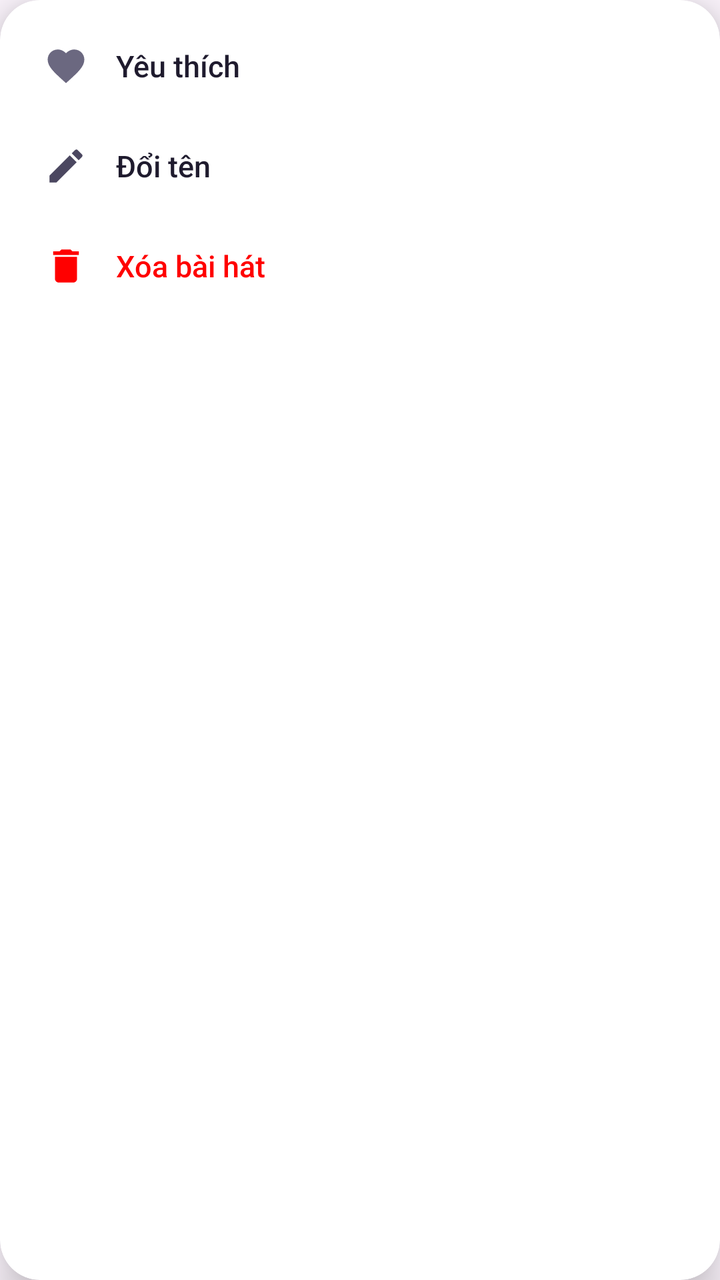
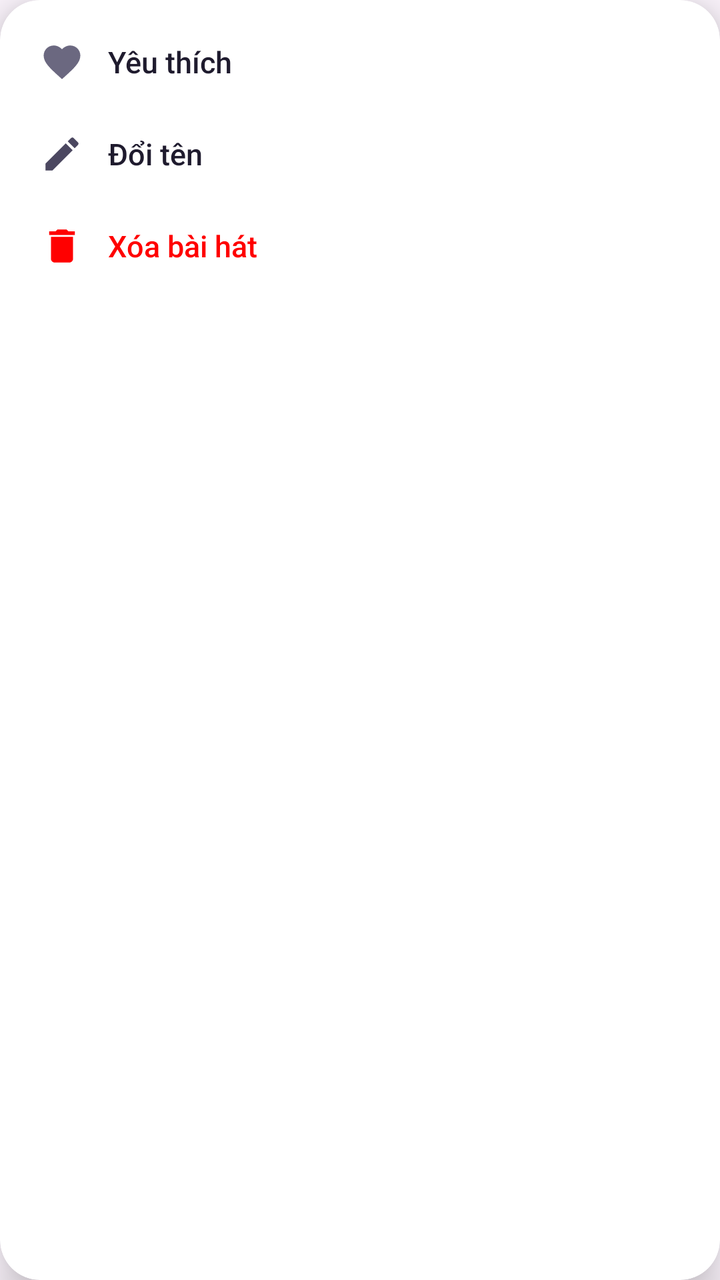

Compare the two renders of this Android layout. The source of the first and the diff that turns it into the second are given below.
<!-- AndroidManifest.xml: application theme Theme.LocalMusic -->
<!-- res/layout/dialog_song_options.xml -->
<?xml version="1.0" encoding="utf-8"?>
<androidx.cardview.widget.CardView xmlns:android="http://schemas.android.com/apk/res/android"
    xmlns:app="http://schemas.android.com/apk/res-auto"
    android:layout_width="260dp" 
    android:layout_height="wrap_content"
    app:cardCornerRadius="20dp"
    app:cardElevation="12dp"
    app:cardBackgroundColor="@color/white">

    <LinearLayout
        android:layout_width="match_parent"
        android:layout_height="wrap_content"
        android:orientation="vertical"
        android:padding="8dp">

        <LinearLayout
            android:id="@+id/btnMenuFavorite"
            android:layout_width="match_parent"
            android:layout_height="wrap_content"
            android:background="?attr/selectableItemBackground"
            android:gravity="center_vertical"
            android:orientation="horizontal"
            android:padding="14dp">

            <ImageView
                android:id="@+id/ivMenuHeart"
                android:layout_width="22dp"
                android:layout_height="22dp"
                android:src="@drawable/ic_heart_outline" />

            <TextView
                android:id="@+id/tvMenuFavorite"
                android:layout_width="wrap_content"
                android:layout_height="wrap_content"
                android:layout_marginStart="14dp"
                android:fontFamily="sans-serif-medium"
                android:text="Yêu thích"
                android:textColor="#1F1B2E"
                android:textSize="15sp" />
        </LinearLayout>

        <LinearLayout
            android:id="@+id/btnMenuRename"
            android:layout_width="match_parent"
            android:layout_height="wrap_content"
            android:background="?attr/selectableItemBackground"
            android:gravity="center_vertical"
            android:orientation="horizontal"
            android:padding="14dp">

            <ImageView
                android:layout_width="22dp"
                android:layout_height="22dp"
                android:src="@drawable/ic_edit" />

            <TextView
                android:layout_width="wrap_content"
                android:layout_height="wrap_content"
                android:layout_marginStart="14dp"
                android:fontFamily="sans-serif-medium"
                android:text="Đổi tên"
                android:textColor="#1F1B2E"
                android:textSize="15sp" />
        </LinearLayout>

        <LinearLayout
            android:id="@+id/btnMenuDelete"
            android:layout_width="match_parent"
            android:layout_height="wrap_content"
            android:background="?attr/selectableItemBackground"
            android:gravity="center_vertical"
            android:orientation="horizontal"
            android:padding="14dp">

            <ImageView
                android:layout_width="22dp"
                android:layout_height="22dp"
                android:src="@drawable/ic_delete" />

            <TextView
                android:layout_width="wrap_content"
                android:layout_height="wrap_content"
                android:layout_marginStart="14dp"
                android:fontFamily="sans-serif-medium"
                android:text="Xóa bài hát"
                android:textColor="#FF0000"
                android:textSize="15sp" />
        </LinearLayout>
    </LinearLayout>
</androidx.cardview.widget.CardView>
<!-- resources referenced by this layout -->
<resources>
  <color name="white">#FFFFFF</color>
  <!-- drawable ic_delete (drawable) -->
  <vector xmlns:android="http://schemas.android.com/apk/res/android"
      android:width="24dp" android:height="24dp"
      android:viewportWidth="24" android:viewportHeight="24"
      android:tint="#FF0000">
      <path android:fillColor="@android:color/white" android:pathData="M6,19c0,1.1 0.9,2 2,2h8c1.1,0 2,-0.9 2,-2V7H6v12zM19,4h-3.5l-1,-1h-5l-1,1H5v2h14V4z"/>
  </vector>
  <!-- drawable ic_edit (drawable) -->
  <vector xmlns:android="http://schemas.android.com/apk/res/android"
      android:width="24dp" android:height="24dp"
      android:viewportWidth="24" android:viewportHeight="24"
      android:tint="#4B4760">
      <path android:fillColor="@android:color/white" android:pathData="M3,17.25V21h3.75L17.81,9.94l-3.75,-3.75L3,17.25zM20.71,7.04c0.39,-0.39 0.39,-1.02 0,-1.41l-2.34,-2.34c-0.39,-0.39 -1.02,-0.39 -1.41,0l-1.83,1.83 3.75,3.75 1.83,-1.83z"/>
  </vector>
  <!-- drawable ic_heart_outline (drawable) -->
  <vector xmlns:android="http://schemas.android.com/apk/res/android"
      android:width="24dp" android:height="24dp"
      android:viewportWidth="24" android:viewportHeight="24"
      android:tint="#6B6880">
      <path android:fillColor="@android:color/white" android:pathData="M12,21.35l-1.45,-1.32C5.4,15.36 2,12.28 2,8.5 2,5.42 4.42,3 7.5,3c1.74,0 3.41,0.81 4.5,2.09C13.09,3.81 14.76,3 16.5,3 19.58,3 22,5.42 22,8.5c0,3.78 -3.4,6.86 -8.55,11.54L12,21.35z"/>
  </vector>
  <style name="Theme.LocalMusic" parent="Theme.Material3.Light.NoActionBar">
          <item name="android:statusBarColor">@color/white</item>
          <item name="android:windowLightStatusBar">true</item> 
          <item name="android:windowSplashScreenBackground">#000000</item>
          <item name="android:windowSplashScreenAnimatedIcon">@drawable/logo</item>
      </style>
  <!-- drawable logo: png bitmap (drawable, 12334 bytes) -->
</resources>

<!-- the commit's change to res/layout/dialog_song_options.xml (unified diff, before → after) -->
@@ -1,7 +1,7 @@
 <?xml version="1.0" encoding="utf-8"?>
 <androidx.cardview.widget.CardView xmlns:android="http://schemas.android.com/apk/res/android"
     xmlns:app="http://schemas.android.com/apk/res-auto"
-    android:layout_width="260dp" 
+    android:layout_width="220dp" 
     android:layout_height="wrap_content"
     app:cardCornerRadius="20dp"
     app:cardElevation="12dp"
@@ -20,7 +20,7 @@
             android:background="?attr/selectableItemBackground"
             android:gravity="center_vertical"
             android:orientation="horizontal"
-            android:padding="14dp">
+            android:padding="12dp">
 
             <ImageView
                 android:id="@+id/ivMenuHeart"
@@ -32,7 +32,7 @@
                 android:id="@+id/tvMenuFavorite"
                 android:layout_width="wrap_content"
                 android:layout_height="wrap_content"
-                android:layout_marginStart="14dp"
+                android:layout_marginStart="12dp"
                 android:fontFamily="sans-serif-medium"
                 android:text="Yêu thích"
                 android:textColor="#1F1B2E"
@@ -46,7 +46,7 @@
             android:background="?attr/selectableItemBackground"
             android:gravity="center_vertical"
             android:orientation="horizontal"
-            android:padding="14dp">
+            android:padding="12dp">
 
             <ImageView
                 android:layout_width="22dp"
@@ -56,7 +56,7 @@
             <TextView
                 android:layout_width="wrap_content"
                 android:layout_height="wrap_content"
-                android:layout_marginStart="14dp"
+                android:layout_marginStart="12dp"
                 android:fontFamily="sans-serif-medium"
                 android:text="Đổi tên"
                 android:textColor="#1F1B2E"
@@ -70,7 +70,7 @@
             android:background="?attr/selectableItemBackground"
             android:gravity="center_vertical"
             android:orientation="horizontal"
-            android:padding="14dp">
+            android:padding="12dp">
 
             <ImageView
                 android:layout_width="22dp"
@@ -80,7 +80,7 @@
             <TextView
                 android:layout_width="wrap_content"
                 android:layout_height="wrap_content"
-                android:layout_marginStart="14dp"
+                android:layout_marginStart="12dp"
                 android:fontFamily="sans-serif-medium"
                 android:text="Xóa bài hát"
                 android:textColor="#FF0000"
